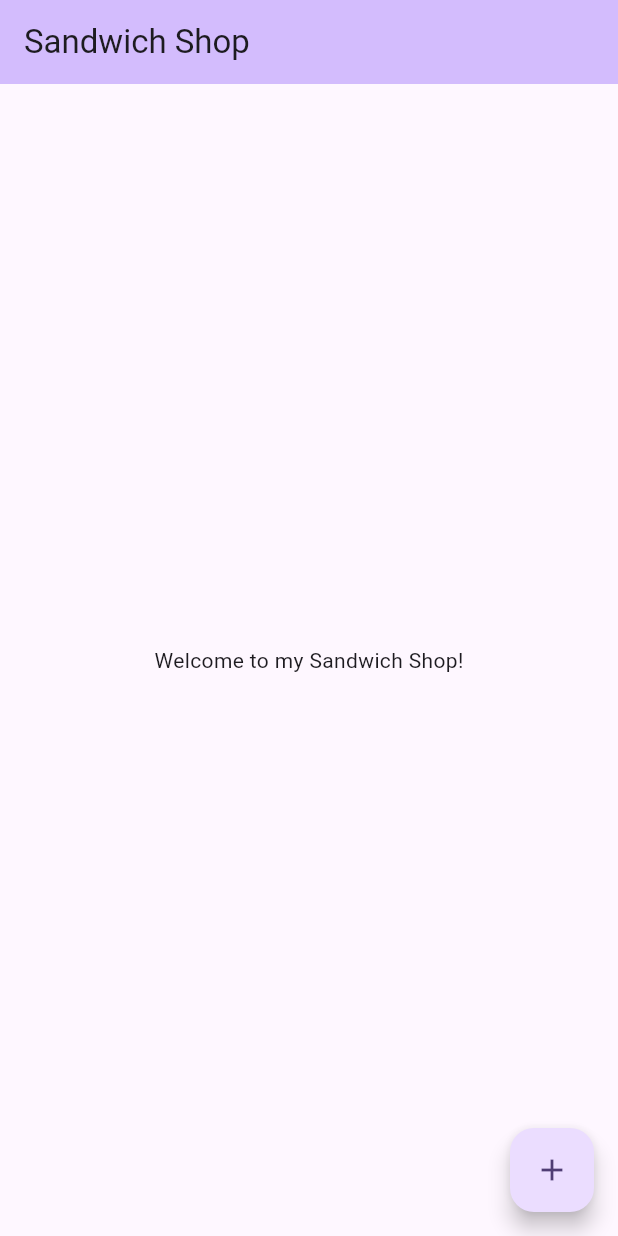
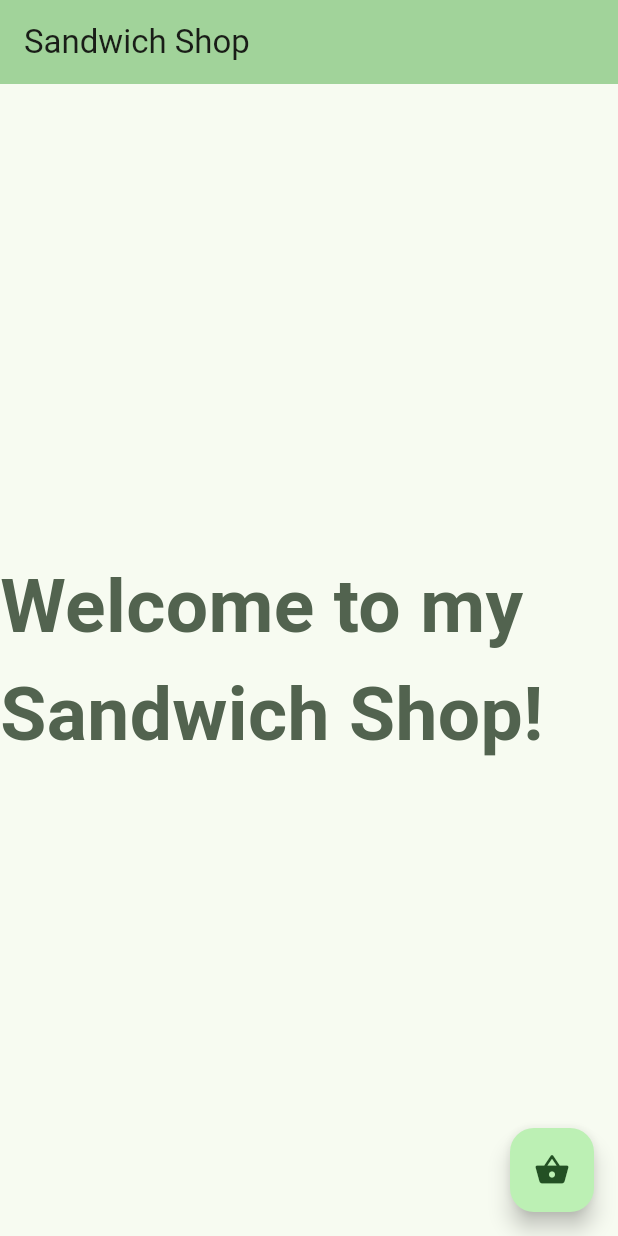
Before and after one commit to nsamede/sandwich_shop, a Flutter app: the screen it shows after launch, on a phone screen of 412 x 824 dp. Run offline on Flutter 3.47's test engine with Material 3 defaults, Android fonts, the phone set to English and light mode, and no system bars.

Commit message:
worksheet1

```diff
--- a/lib/main.dart
+++ b/lib/main.dart
@@ -7,28 +7,12 @@ void main() {
 class MyApp extends StatelessWidget {
   const MyApp({super.key});
 
-  // This widget is the root of your application.
   @override
   Widget build(BuildContext context) {
     return MaterialApp(
       title: 'Sandwich Shop App',
       theme: ThemeData(
-        // This is the theme of your application.
-        //
-        // TRY THIS: Try running your application with "flutter run". You'll see
-        // the application has a purple toolbar. Then, without quitting the app,
-        // try changing the seedColor in the colorScheme below to Colors.green
-        // and then invoke "hot reload" (save your changes or press the "hot
-        // reload" button in a Flutter-supported IDE, or press "r" if you used
-        // the command line to start the app).
-        //
-        // Notice that the counter didn't reset back to zero; the application
-        // state is not lost during the reload. To reset the state, use hot
-        // restart instead.
-        //
-        // This works for code too, not just values: Most code changes can be
-        // tested with just a hot reload.
-        colorScheme: ColorScheme.fromSeed(seedColor: Colors.deepPurple),
+        colorScheme: ColorScheme.fromSeed(seedColor: Colors.green),
       ),
       home: const MyHomePage(title: 'Sandwich Shop'),
     );
@@ -37,15 +21,6 @@ class MyApp extends StatelessWidget {
 
 class MyHomePage extends StatefulWidget {
   const MyHomePage({super.key, required this.title});
-
-  // This widget is the home page of your application. It is stateful, meaning
-  // that it has a State object (defined below) that contains fields that affect
-  // how it looks.
-
-  // This class is the configuration for the state. It holds the values (in this
-  // case the title) provided by the parent (in this case the App widget) and
-  // used by the build method of the State. Fields in a Widget subclass are
-  // always marked "final".
 
   final String title;
 
@@ -58,59 +33,38 @@ class _MyHomePageState extends State<MyHomePage> {
 
   void _incrementCounter() {
     setState(() {
-      // This call to setState tells the Flutter framework that something has
-      // changed in this State, which causes it to rerun the build method below
-      // so that the display can reflect the updated values. If we changed
-      // _counter without calling setState(), then the build method would not be
-      // called again, and so nothing would appear to happen.
       _counter++;
     });
   }
 
   @override
   Widget build(BuildContext context) {
-    // This method is rerun every time setState is called, for instance as done
-    // by the _incrementCounter method above.
-    //
-    // The Flutter framework has been optimized to make rerunning build methods
-    // fast, so that you can just rebuild anything that needs updating rather
-    // than having to individually change instances of widgets.
     return Scaffold(
       appBar: AppBar(
-        // TRY THIS: Try changing the color here to a specific color (to
-        // Colors.amber, perhaps?) and trigger a hot reload to see the AppBar
-        // change color while the other colors stay the same.
         backgroundColor: Theme.of(context).colorScheme.inversePrimary,
-        // Here we take the value from the MyHomePage object that was created by
-        // the App.build method, and use it to set our appbar title.
         title: Text(widget.title),
       ),
       body: Center(
-        // Center is a layout widget. It takes a single child and positions it
-        // in the middle of the parent.
         child: Column(
-          // Column is also a layout widget. It takes a list of children and
-          // arranges them vertically. By default, it sizes itself to fit its
-          // children horizontally, and tries to be as tall as its parent.
-          //
-          // Column has various properties to control how it sizes itself and
-          // how it positions its children. Here we use mainAxisAlignment to
-          // center the children vertically; the main axis here is the vertical
-          // axis because Columns are vertical (the cross axis would be
-          // horizontal).
-          //
-          // TRY THIS: Invoke "debug painting" (choose the "Toggle Debug Paint"
-          // action in the IDE, or press "p" in the console), to see the
-          // wireframe for each widget.
           mainAxisAlignment: MainAxisAlignment.center,
-          children: <Widget>[const Text('Welcome to my Sandwich Shop!')],
+          children: [
+            Text(
+              'Welcome to my Sandwich Shop!',
+              style: TextStyle(
+                fontSize: 50,
+                fontWeight: FontWeight.bold,
+                foreground: Paint()
+                  ..color = Theme.of(context).colorScheme.secondary,
+              ),
+            ),
+          ],
         ),
       ),
       floatingActionButton: FloatingActionButton(
         onPressed: _incrementCounter,
-        tooltip: 'Increment',
-        child: const Icon(Icons.add),
-      ), // This trailing comma makes auto-formatting nicer for build methods.
+        tooltip: 'View Basket',
+        child: const Icon(Icons.shopping_basket),
+      ),
     );
   }
 }
--- a/pubspec.yaml
+++ b/pubspec.yaml
@@ -19,7 +19,7 @@ dev_dependencies:
   flutter_test:
     sdk: flutter
 
-  flutter_lints: ^5.0.0
+  flutter_lints: ^6.0.0
 
 flutter:
   uses-material-design: true
```
Also changed, not shown: pubspec.lock, 1 other file.
